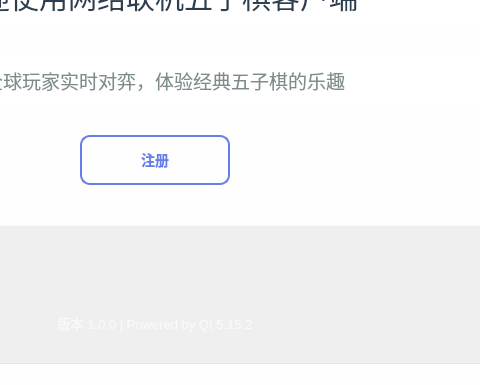
Old version of the form src/mainwindow.ui in the repository Tiange-source/AI-project; both pictures show x 445 to 925 and y 415 to 800 of the 1200 by 800 pixel window.
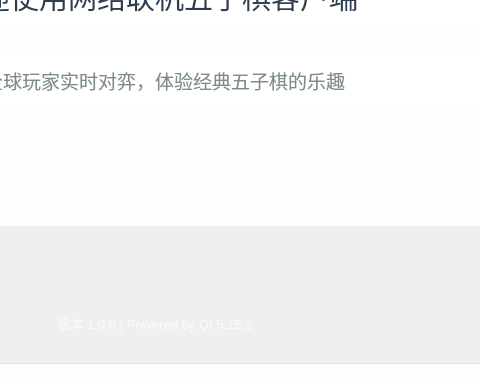
New version of the form.

Commit message:
实现五元组AI方案并优化界面
主要改进：
- 使用五元组方案重写AI引擎
- AI评分权重：五连100000、活四10000、死四1000、活三1000、死三100、活二100、死二10
- 中等难度：五元组评分
- 困难难度：五元组评分+极大极小搜索（深度3）
- 移除登录界面，主窗口直接显示游戏选择
- 矢量元素绘制确保界面缩放不失真

技术实现：
- evaluateFiveTuple：评估单个位置的五元组分数
- evaluateBoardFiveTuple：评估整个棋盘
- checkLine：检查某个方向上的五元组状态
- 五元组状态：五连、活四、死四、活三、死三、活二、死二
- 极大极小算法使用五元组评估函数

编译状态：
- Debug版本编译成功
- 可执行文件：build/debug/GomokuClient.exe
- AI能力显著提升

```diff
--- a/src/mainwindow.ui
+++ b/src/mainwindow.ui
@@ -288,48 +288,6 @@
            </property>
           </widget>
          </item>
-         <item>
-          <widget class="QPushButton" name="registerButton">
-           <property name="minimumSize">
-            <size>
-             <width>150</width>
-             <height>50</height>
-            </size>
-           </property>
-           <property name="font">
-            <font>
-             <family>Microsoft YaHei UI</family>
-             <pointsize>14</pointsize>
-             <weight>75</weight>
-             <bold>true</bold>
-            </font>
-           </property>
-           <property name="styleSheet">
-            <string notr="true">QPushButton {
-    background: transparent;
-    border: 2px solid #667eea;
-    color: #667eea;
-    border-radius: 10px;
-    padding: 10px 25px;
-    font-size: 14px;
-    font-weight: 600;
-}
-
-QPushButton:hover {
-    background: rgba(102, 126, 234, 0.1);
-    border-color: #5568d3;
-    color: #5568d3;
-}
-
-QPushButton:pressed {
-    background: rgba(102, 126, 234, 0.2);
-}</string>
-           </property>
-           <property name="text">
-            <string>注册</string>
-           </property>
-          </widget>
-         </item>
          <item>
           <widget class="QPushButton" name="offlineButton">
            <property name="minimumSize">
@@ -370,7 +328,7 @@
 }</string>
            </property>
            <property name="text">
-            <string>离线对战</string>
+            <string>开始游戏</string>
            </property>
           </widget>
          </item>
```
The commit also changes 3 other files.
